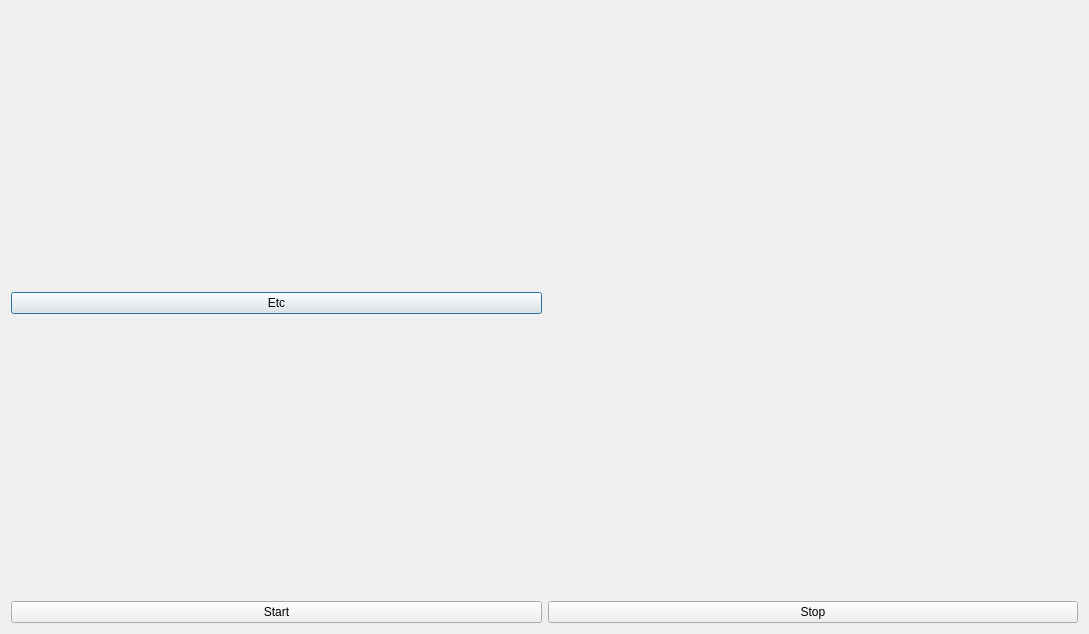
The window that OCTDialog.ui (djsperka/vortup) describes before a commit, drawn with Qt 5.
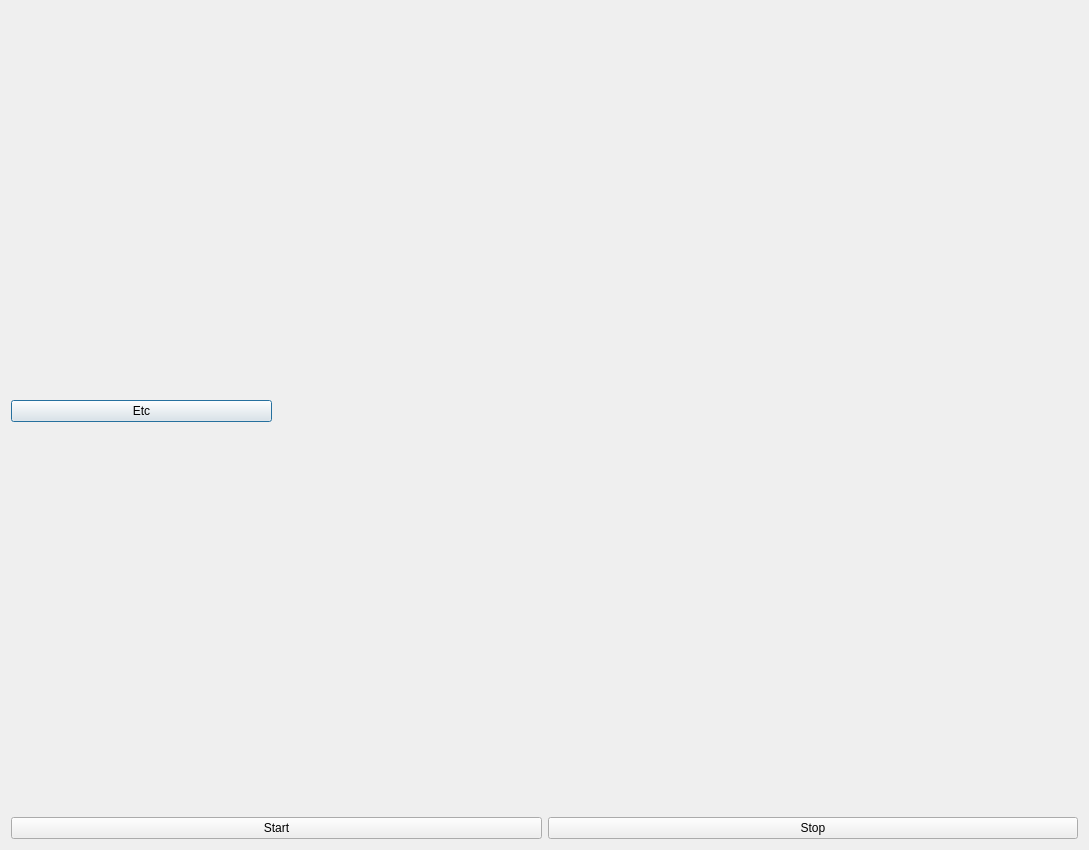
The same window after the commit.

Commit message: Set minimum size on dummy widget. Initial dialog will have size, instead of collapsing on empty widget.

```diff
--- a/OCTDialog.ui
+++ b/OCTDialog.ui
@@ -28,7 +28,14 @@
       </layout>
      </item>
      <item>
-      <widget class="QWidget" name="widgetDummy" native="true"/>
+      <widget class="QWidget" name="widgetDummy" native="true">
+       <property name="minimumSize">
+        <size>
+         <width>800</width>
+         <height>800</height>
+        </size>
+       </property>
+      </widget>
      </item>
     </layout>
    </item>
```
The commit also changes 1 other file.
